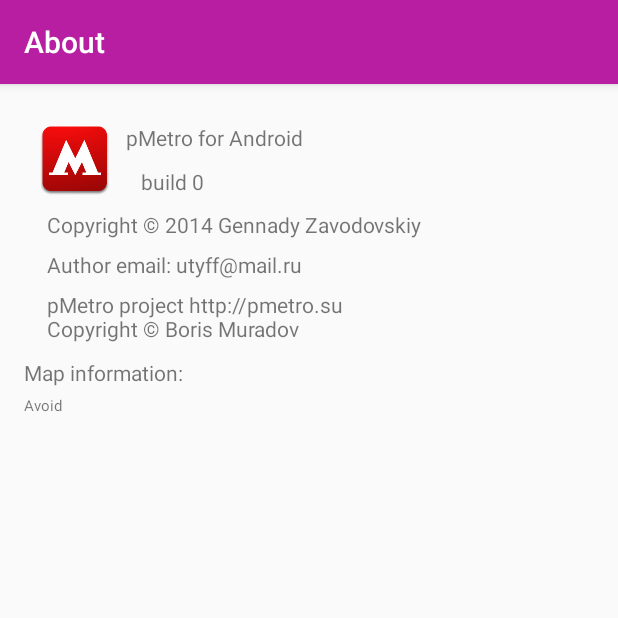
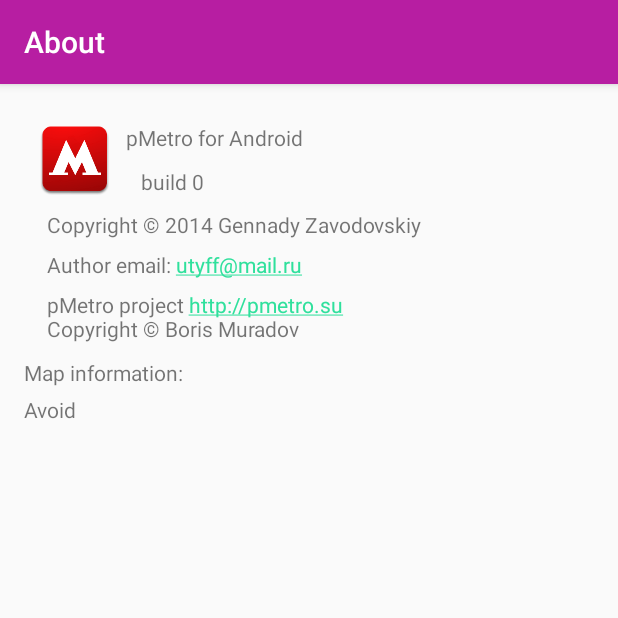
Before and after one commit to Utyff/pMetro, an Android app: the AboutActivity screen opened directly, with no data from a screen before it, on a phone screen of 412 x 824 dp, the top half of it. Run offline under Robolectric (Android 15) with nearby library versions, the phone set to English and light mode, and no system bars.

```diff
--- a/app/src/main/res/layout/activity_about.xml
+++ b/app/src/main/res/layout/activity_about.xml
@@ -70,7 +70,8 @@
         android:layout_below="@+id/copyright"
         android:layout_alignLeft="@+id/copyright"
         android:layout_alignStart="@+id/copyright"
-        android:layout_marginTop="7dp" />
+        android:layout_marginTop="7dp"
+        android:autoLink="email" />
 
     <TextView
         android:layout_width="wrap_content"
@@ -80,7 +81,10 @@
         android:layout_below="@+id/email"
         android:layout_alignLeft="@+id/email"
         android:layout_alignStart="@id/email"
-        android:layout_marginTop="7dp" />
+        android:layout_marginTop="7dp"
+        android:autoLink="web"
+        android:linksClickable="true"
+        android:longClickable="true" />
 
     <ScrollView
         android:layout_width="fill_parent"
@@ -109,22 +113,20 @@
                 android:layout_width="wrap_content"
                 android:layout_height="wrap_content"
                 android:id="@+id/mapInfo"
-                android:textSize="10sp"
                 android:text="Avoid"
                 android:layout_marginTop="5dp"
-                android:layout_alignTop="@+id/scrollInfo"
-                android:layout_toRightOf="@+id/textView"
-                android:layout_toEndOf="@+id/textView" />
+                android:autoLink="email|web"
+                android:linksClickable="true"
+                android:textIsSelectable="true" />
 
             <TextView
                 android:layout_width="wrap_content"
                 android:layout_height="wrap_content"
                 android:id="@+id/deviceInfo"
                 android:layout_marginTop="15dp"
-                android:layout_below="@+id/scrollInfo"
                 android:layout_alignParentLeft="true"
                 android:layout_alignParentStart="true"
-                android:layout_weight="0.15" />
+                android:textIsSelectable="true" />
 
         </LinearLayout>
     </ScrollView>
--- a/app/src/main/res/layout/station_info.xml
+++ b/app/src/main/res/layout/station_info.xml
@@ -34,7 +34,10 @@
                         android:layout_width="match_parent"
                         android:layout_height="wrap_content"
                         android:id="@+id/textViewInfo"
-                        android:padding="10dp" />
+                        android:padding="10dp"
+                        android:linksClickable="true"
+                        android:autoLink="web"
+                        android:textIsSelectable="true" />
                 </ScrollView>
             </FrameLayout>
 
```
